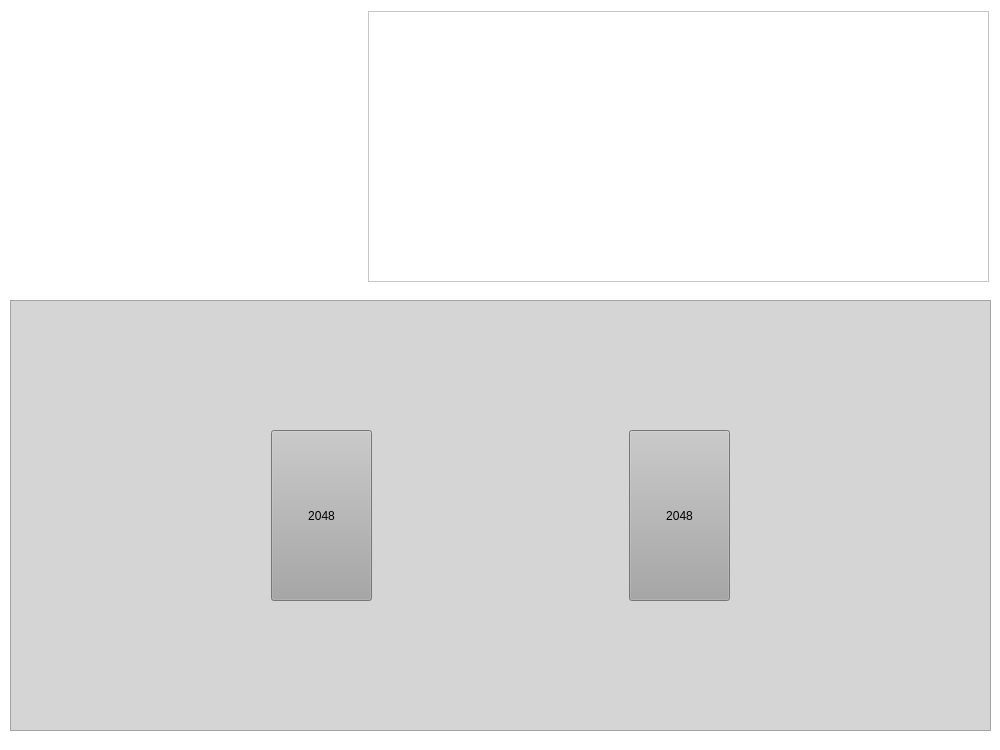
Old version of the form windows/UserMain.ui in the repository stepic-game-center/Stepic.
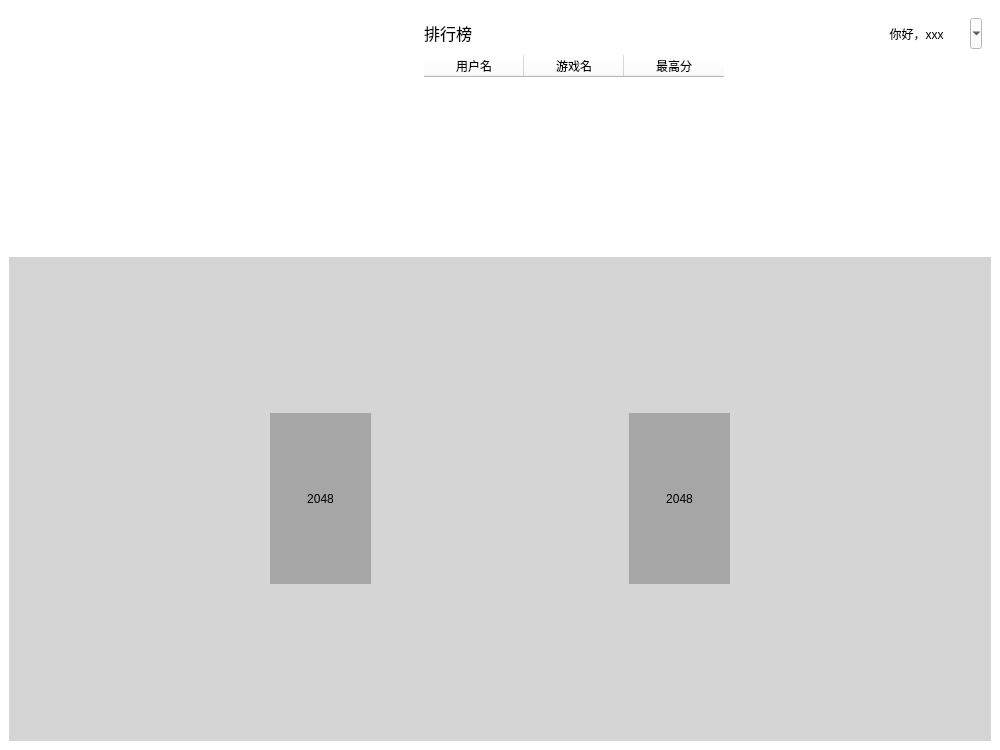
New version of the form. Icons and pictures are not drawn.

```diff
--- a/windows/UserMain.ui
+++ b/windows/UserMain.ui
@@ -33,54 +33,25 @@
    <string notr="true">background-color: rgb(255, 255, 255);</string>
   </property>
   <widget class="QWidget" name="centralwidget">
-   <widget class="QScrollArea" name="Leaderboard_Area">
-    <property name="geometry">
-     <rect>
-      <x>368</x>
-      <y>11</y>
-      <width>621</width>
-      <height>271</height>
-     </rect>
-    </property>
-    <property name="sizePolicy">
-     <sizepolicy hsizetype="Expanding" vsizetype="Expanding">
-      <horstretch>0</horstretch>
-      <verstretch>0</verstretch>
-     </sizepolicy>
-    </property>
-    <property name="widgetResizable">
-     <bool>true</bool>
-    </property>
-    <widget class="QWidget" name="scrollAreaWidgetContents_2">
-     <property name="geometry">
-      <rect>
-       <x>0</x>
-       <y>0</y>
-       <width>619</width>
-       <height>269</height>
-      </rect>
-     </property>
-    </widget>
-   </widget>
+   <layout class="QGridLayout" name="gridLayout_2">
+    <item row="0" column="0">
    <widget class="QLabel" name="logo">
-    <property name="geometry">
-     <rect>
-      <x>10</x>
-      <y>60</y>
-      <width>350</width>
-      <height>150</height>
-     </rect>
+      <property name="sizePolicy">
+       <sizepolicy hsizetype="Preferred" vsizetype="Preferred">
+        <horstretch>1</horstretch>
+        <verstretch>1</verstretch>
+       </sizepolicy>
     </property>
     <property name="minimumSize">
      <size>
-      <width>350</width>
-      <height>150</height>
+        <width>400</width>
+        <height>200</height>
      </size>
     </property>
     <property name="maximumSize">
      <size>
-      <width>350</width>
-      <height>150</height>
+        <width>400</width>
+        <height>200</height>
      </size>
     </property>
     <property name="text">
@@ -89,18 +60,22 @@
     <property name="pixmap">
      <pixmap>../image/游戏大logo.png</pixmap>
     </property>
-   </widget>
+      <property name="alignment">
+       <set>Qt::AlignCenter</set>
+      </property>
+     </widget>
+    </item>
+    <item row="1" column="0" colspan="2">
    <widget class="QScrollArea" name="Game_Area">
-    <property name="geometry">
-     <rect>
-      <x>10</x>
-      <y>300</y>
-      <width>981</width>
-      <height>431</height>
-     </rect>
+      <property name="sizePolicy">
+       <sizepolicy hsizetype="Expanding" vsizetype="Expanding">
+        <horstretch>3</horstretch>
+        <verstretch>2</verstretch>
+       </sizepolicy>
     </property>
     <property name="styleSheet">
-     <string notr="true">background-color: rgb(213, 213, 213);</string>
+       <string notr="true">background-color: rgb(213, 213, 213);
+border: none;</string>
     </property>
     <property name="widgetResizable">
      <bool>true</bool>
@@ -110,8 +85,8 @@
       <rect>
        <x>0</x>
        <y>0</y>
-       <width>979</width>
-       <height>429</height>
+         <width>978</width>
+         <height>481</height>
       </rect>
      </property>
      <layout class="QGridLayout" name="gridLayout">
@@ -206,6 +181,118 @@
      </layout>
     </widget>
    </widget>
+    </item>
+    <item row="0" column="1">
+     <widget class="QScrollArea" name="Leaderboard_Area">
+      <property name="sizePolicy">
+       <sizepolicy hsizetype="Expanding" vsizetype="Expanding">
+        <horstretch>1</horstretch>
+        <verstretch>1</verstretch>
+       </sizepolicy>
+      </property>
+      <property name="styleSheet">
+       <string notr="true">border:none;</string>
+      </property>
+      <property name="widgetResizable">
+       <bool>true</bool>
+      </property>
+      <widget class="QWidget" name="scrollAreaWidgetContents_2">
+       <property name="geometry">
+        <rect>
+         <x>0</x>
+         <y>0</y>
+         <width>571</width>
+         <height>240</height>
+        </rect>
+       </property>
+       <layout class="QGridLayout" name="gridLayout_3">
+        <item row="0" column="0">
+         <widget class="QLabel" name="Leaderboard">
+          <property name="sizePolicy">
+           <sizepolicy hsizetype="Preferred" vsizetype="Fixed">
+            <horstretch>1</horstretch>
+            <verstretch>1</verstretch>
+           </sizepolicy>
+          </property>
+          <property name="font">
+           <font>
+            <family>黑体</family>
+            <pointsize>12</pointsize>
+           </font>
+          </property>
+          <property name="text">
+           <string>排行榜</string>
+          </property>
+          <property name="alignment">
+           <set>Qt::AlignLeading|Qt::AlignLeft|Qt::AlignVCenter</set>
+          </property>
+         </widget>
+        </item>
+        <item row="0" column="1">
+         <widget class="QToolButton" name="menu_Button">
+          <property name="sizePolicy">
+           <sizepolicy hsizetype="Fixed" vsizetype="Fixed">
+            <horstretch>1</horstretch>
+            <verstretch>1</verstretch>
+           </sizepolicy>
+          </property>
+          <property name="minimumSize">
+           <size>
+            <width>131</width>
+            <height>31</height>
+           </size>
+          </property>
+          <property name="maximumSize">
+           <size>
+            <width>131</width>
+            <height>31</height>
+           </size>
+          </property>
+          <property name="text">
+           <string>你好，xxx</string>
+          </property>
+          <property name="icon">
+           <iconset>
+            <normaloff>../image/游戏.png</normaloff>../image/游戏.png</iconset>
+          </property>
+          <property name="popupMode">
+           <enum>QToolButton::MenuButtonPopup</enum>
+          </property>
+          <property name="toolButtonStyle">
+           <enum>Qt::ToolButtonTextBesideIcon</enum>
+          </property>
+         </widget>
+        </item>
+        <item row="1" column="0">
+         <widget class="QTableWidget" name="score_table">
+          <property name="sizePolicy">
+           <sizepolicy hsizetype="Expanding" vsizetype="Expanding">
+            <horstretch>6</horstretch>
+            <verstretch>6</verstretch>
+           </sizepolicy>
+          </property>
+          <column>
+           <property name="text">
+            <string>用户名</string>
+           </property>
+          </column>
+          <column>
+           <property name="text">
+            <string>游戏名</string>
+           </property>
+          </column>
+          <column>
+           <property name="text">
+            <string>最高分</string>
+           </property>
+          </column>
+         </widget>
+        </item>
+       </layout>
+      </widget>
+     </widget>
+    </item>
+   </layout>
    <zorder>Game_Area</zorder>
    <zorder>logo</zorder>
    <zorder>Leaderboard_Area</zorder>
```
Lines whose indentation alone changed are shown as unchanged.
